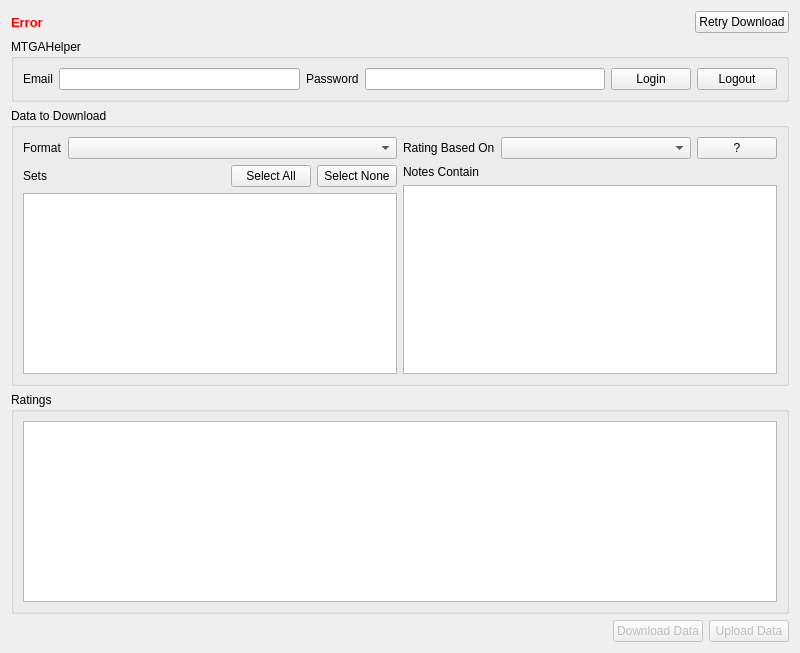
Old version of the form src/mainwindow.ui in the repository VSRonin/17Helper.
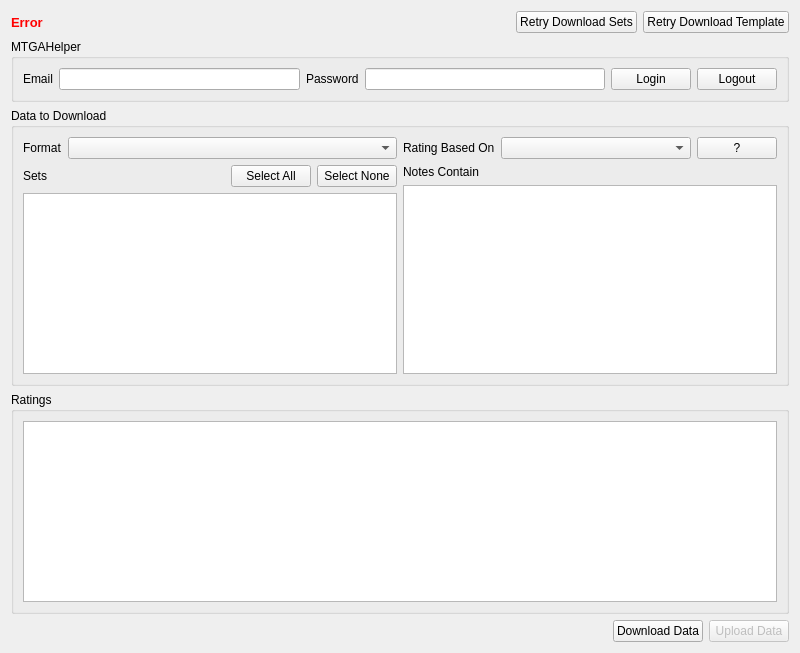
New version of the form.

Commit message: Working on download ratings

What changed in the file:
```diff
--- a/src/mainwindow.ui
+++ b/src/mainwindow.ui
@@ -79,7 +79,14 @@
      <item>
       <widget class="QPushButton" name="retryBasicDownloadButton">
        <property name="text">
-        <string>Retry Download</string>
+        <string>Retry Download Sets</string>
+       </property>
+      </widget>
+     </item>
+     <item>
+      <widget class="QPushButton" name="retryTemplateButton">
+       <property name="text">
+        <string>Retry Download Template</string>
        </property>
       </widget>
      </item>
@@ -292,7 +299,7 @@
      <item>
       <widget class="QPushButton" name="downloadButton">
        <property name="enabled">
-        <bool>false</bool>
+        <bool>true</bool>
        </property>
        <property name="text">
         <string>Download Data</string>
```
The commit also changes 7 other files.
